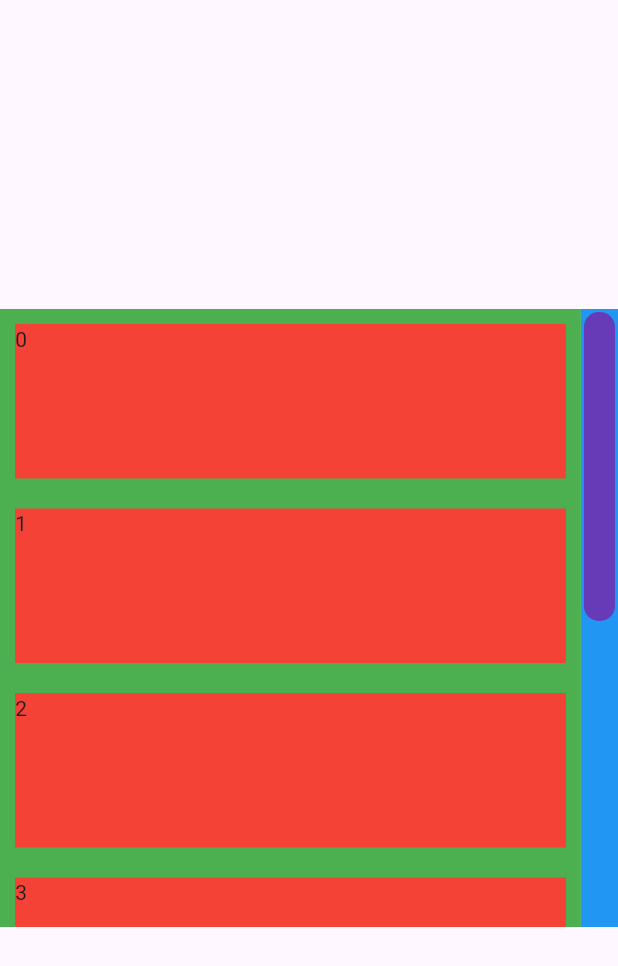
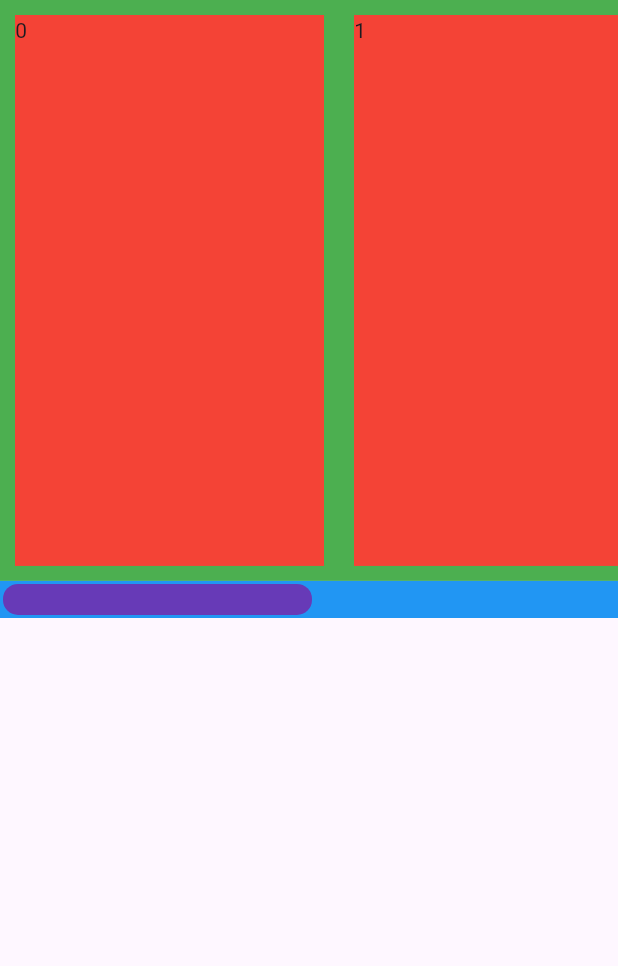
Before and after one commit to gokulsundar188/scroll_bar, a Flutter app: the screen it shows after launch, on a phone screen of 412 x 824 dp. Shown: the top 966 px of the screen. Run offline on Flutter 3.47's test engine with Material 3 defaults, Android fonts, the light colour scheme and no system bars.

Commit message:
drag and scroll behaviour change

```diff
--- a/lib/main.dart
+++ b/lib/main.dart
@@ -20,7 +20,7 @@ class MyApp extends StatelessWidget {
       home: SafeArea(
         child: CustomScrollbar(
           controller: controller,
-          scrollDirection: Axis.vertical,
+          scrollDirection: Axis.horizontal,
           scrollThumpDecoration: BoxDecoration(
               color: Colors.deepPurple,
               borderRadius: BorderRadius.circular(10)),
@@ -29,10 +29,10 @@ class MyApp extends StatelessWidget {
             MediaQuery.of(context).size.height * 0.5,
           ),
           scrollThumpSize: const Size(
+            0.5,
             1,
-            0.5,
           ),
-          scrollTrailSize: 0.06,
+          scrollTrailPropotion: 0.06,
           scrollTrailPadding: 2,
           builder: (context, scrollController, axis) => ListView(
             controller: scrollController,
@@ -62,7 +62,7 @@ class CustomScrollbar extends StatefulWidget {
     required this.builder,
     required this.scrollSectionSize,
     required this.scrollThumpSize,
-    required this.scrollTrailSize,
+    required this.scrollTrailPropotion,
     this.scrollTrailPadding = 0,
     this.scrollTrailThumpRadius = 0,
     this.scrollDirection = Axis.vertical,
@@ -70,8 +70,8 @@ class CustomScrollbar extends StatefulWidget {
     this.scrollTrailDecoration,
     this.isDraggable = true,
     required this.controller,
-  })  : assert(scrollTrailSize >= 0.0 && scrollTrailSize <= 1),
-        assert(!(scrollTrailSize < 0.01 || scrollTrailSize > 0.15)),
+  })  : assert(scrollTrailPropotion >= 0.0 && scrollTrailPropotion <= 1),
+        assert(!(scrollTrailPropotion < 0.01 || scrollTrailPropotion > 0.15)),
         assert(
           !(scrollDirection == Axis.horizontal && scrollThumpSize.width < 0.01),
         ),
@@ -84,7 +84,7 @@ class CustomScrollbar extends StatefulWidget {
   final Function(BuildContext, ScrollController, Axis) builder;
   final Size scrollSectionSize;
   final Size scrollThumpSize;
-  final double scrollTrailSize;
+  final double scrollTrailPropotion;
   final double scrollTrailPadding;
   final double scrollTrailThumpRadius;
   final BoxDecoration? scrollThumpDecoration;
@@ -96,6 +96,11 @@ class CustomScrollbar extends StatefulWidget {
 }
 
 class _CustomScrollbarState extends State<CustomScrollbar> {
+  late double _barOffset = 0.0;
+  late double _viewOffset = 0.0;
+  bool _isDragInProcess = false;
+  late Size? scrollTrailSize;
+
   @override
   void initState() {
     super.initState();
@@ -109,7 +114,8 @@ class _CustomScrollbarState extends State<CustomScrollbar> {
   @override
   Widget build(BuildContext context) {
     return Scaffold(
-      body: Center(
+      body: NotificationListener(
+        onNotification: changePosition,
         child: widget.scrollDirection == Axis.horizontal
             ? Column(
                 mainAxisSize: MainAxisSize.min,
@@ -117,7 +123,7 @@ class _CustomScrollbarState extends State<CustomScrollbar> {
                   Container(
                     height: widget.scrollSectionSize.height -
                         (widget.scrollSectionSize.height *
-                            (widget.scrollTrailSize)),
+                            (widget.scrollTrailPropotion)),
                     width: widget.scrollSectionSize.width,
                     color: Colors.green,
                     child: widget.builder(
@@ -136,7 +142,7 @@ class _CustomScrollbarState extends State<CustomScrollbar> {
                     height: widget.scrollSectionSize.height,
                     width: widget.scrollSectionSize.width -
                         (widget.scrollSectionSize.width *
-                            widget.scrollTrailSize),
+                            widget.scrollTrailPropotion),
                     color: Colors.green,
                     child: widget.builder(
                       context,
@@ -152,46 +158,28 @@ class _CustomScrollbarState extends State<CustomScrollbar> {
   }
 
   Widget dragger(BuildContext context) {
-    var scrollTrailSize = Size(
+    scrollTrailSize = Size(
         widget.scrollDirection == Axis.horizontal
             ? widget.scrollSectionSize.width
-            : widget.scrollSectionSize.width * (widget.scrollTrailSize),
+            : widget.scrollSectionSize.width * (widget.scrollTrailPropotion),
         widget.scrollDirection == Axis.horizontal
-            ? widget.scrollSectionSize.height * (widget.scrollTrailSize)
+            ? widget.scrollSectionSize.height * (widget.scrollTrailPropotion)
             : widget.scrollSectionSize.height);
 
     return GestureDetector(
       // To manage vertical drag
-      onVerticalDragStart:
-          widget.scrollDirection == Axis.vertical && widget.isDraggable
-              ? (detail) {}
-              : null,
-      onVerticalDragEnd:
-          widget.scrollDirection == Axis.vertical && widget.isDraggable
-              ? (detail) {}
-              : null,
-      onVerticalDragUpdate:
-          widget.scrollDirection == Axis.vertical && widget.isDraggable
-              ? (detail) {}
-              : null,
+      onVerticalDragStart: widget.isDraggable ? onDragStart : null,
+      onVerticalDragEnd: widget.isDraggable ? onDragEnd : null,
+      onVerticalDragUpdate: widget.isDraggable ? onDragUpdate : null,
 
       // to manage horizontal drag
-      onHorizontalDragStart:
-          widget.scrollDirection == Axis.horizontal && widget.isDraggable
-              ? (detail) {}
-              : null,
-      onHorizontalDragEnd:
-          widget.scrollDirection == Axis.horizontal && widget.isDraggable
-              ? (detail) {}
-              : null,
-      onHorizontalDragUpdate:
-          widget.scrollDirection == Axis.horizontal && widget.isDraggable
-              ? (detail) {}
-              : null,
+      onHorizontalDragStart: widget.isDraggable ? onDragStart : null,
+      onHorizontalDragEnd: widget.isDraggable ? onDragEnd : null,
+      onHorizontalDragUpdate: widget.isDraggable ? onDragUpdate : null,
 
       child: Container(
-        width: scrollTrailSize.width,
-        height: scrollTrailSize.height,
+        width: scrollTrailSize!.width,
+        height: scrollTrailSize!.height,
         decoration: widget.scrollTrailDecoration ??
             BoxDecoration(
               borderRadius:
@@ -203,8 +191,11 @@ class _CustomScrollbarState extends State<CustomScrollbar> {
             : Alignment.topCenter,
         padding: EdgeInsets.all(widget.scrollTrailPadding),
         child: Container(
-          height: scrollTrailSize.height * widget.scrollThumpSize.height,
-          width: scrollTrailSize.width * widget.scrollThumpSize.width,
+          height: scrollTrailSize!.height * widget.scrollThumpSize.height,
+          width: scrollTrailSize!.width * widget.scrollThumpSize.width,
+          margin: widget.scrollDirection == Axis.vertical
+              ? EdgeInsets.only(top: _barOffset)
+              : EdgeInsets.only(left: _barOffset),
           decoration: widget.scrollThumpDecoration ??
               BoxDecoration(
                 borderRadius:
@@ -215,4 +206,110 @@ class _CustomScrollbarState extends State<CustomScrollbar> {
       ),
     );
   }
+
+  double get barMaxScrollExtent => widget.scrollDirection == Axis.vertical
+      ? (context.size!.height -
+          (scrollTrailSize!.height * widget.scrollThumpSize.height))
+      : (context.size!.width -
+          (scrollTrailSize!.width * widget.scrollThumpSize.width));
+
+  double get barMinScrollExtent => 0.0;
+
+  double get viewMaxScrollExtent => widget.controller!.position.maxScrollExtent;
+
+  double get viewMinScrollExtent => widget.controller!.position.minScrollExtent;
+
+  double getScrollViewDelta(
+    double barDelta,
+    double barMaxScrollExtent,
+    double viewMaxScrollExtent,
+  ) {
+    return barDelta * viewMaxScrollExtent / barMaxScrollExtent;
+  }
+
+  double getBarDelta(
+    double scrollViewDelta,
+    double barMaxScrollExtent,
+    double viewMaxScrollExtent,
+  ) {
+    return scrollViewDelta * barMaxScrollExtent / viewMaxScrollExtent;
+  }
+
+  // On scroll listview
+  bool changePosition(ScrollNotification notification) {
+    if (_isDragInProcess) {
+      return false;
+    }
+
+    setState(() {
+      if (notification is ScrollUpdateNotification) {
+        _barOffset += getBarDelta(
+          notification.scrollDelta!,
+          barMaxScrollExtent,
+          viewMaxScrollExtent,
+        );
+
+        if (_barOffset < barMinScrollExtent) {
+          _barOffset = barMinScrollExtent;
+        }
+        if (_barOffset > barMaxScrollExtent) {
+          _barOffset = barMaxScrollExtent;
+        }
+
+        _viewOffset += notification.scrollDelta!;
+        if (_viewOffset < widget.controller!.position.minScrollExtent) {
+          _viewOffset = widget.controller!.position.minScrollExtent;
+        }
+        if (_viewOffset > viewMaxScrollExtent) {
+          _viewOffset = viewMaxScrollExtent;
+        }
+      }
+    });
+
+    return true;
+  }
+
+  // On Drag thump
+  onDragStart(DragStartDetails details) {
+    setState(() {
+      _isDragInProcess = !_isDragInProcess;
+    });
+  }
+
+  onDragEnd(DragEndDetails details) {
+    setState(() {
+      _isDragInProcess = !_isDragInProcess;
+    });
+  }
+
+  onDragUpdate(DragUpdateDetails details) {
+    setState(() {
+      _barOffset += widget.scrollDirection == Axis.vertical
+          ? details.delta.dy
+          : details.delta.dx;
+
+      if (_barOffset < barMinScrollExtent) {
+        _barOffset = barMinScrollExtent;
+      }
+      if (_barOffset > barMaxScrollExtent) {
+        _barOffset = barMaxScrollExtent;
+      }
+
+      double viewDelta = getScrollViewDelta(
+          widget.scrollDirection == Axis.vertical
+              ? details.delta.dy
+              : details.delta.dx,
+          barMaxScrollExtent,
+          viewMaxScrollExtent);
+
+      _viewOffset = widget.controller!.position.pixels + viewDelta;
+      if (_viewOffset < widget.controller!.position.minScrollExtent) {
+        _viewOffset = widget.controller!.position.minScrollExtent;
+      }
+      if (_viewOffset > viewMaxScrollExtent) {
+        _viewOffset = viewMaxScrollExtent;
+      }
+      widget.controller!.jumpTo(_viewOffset);
+    });
+  }
 }
```
